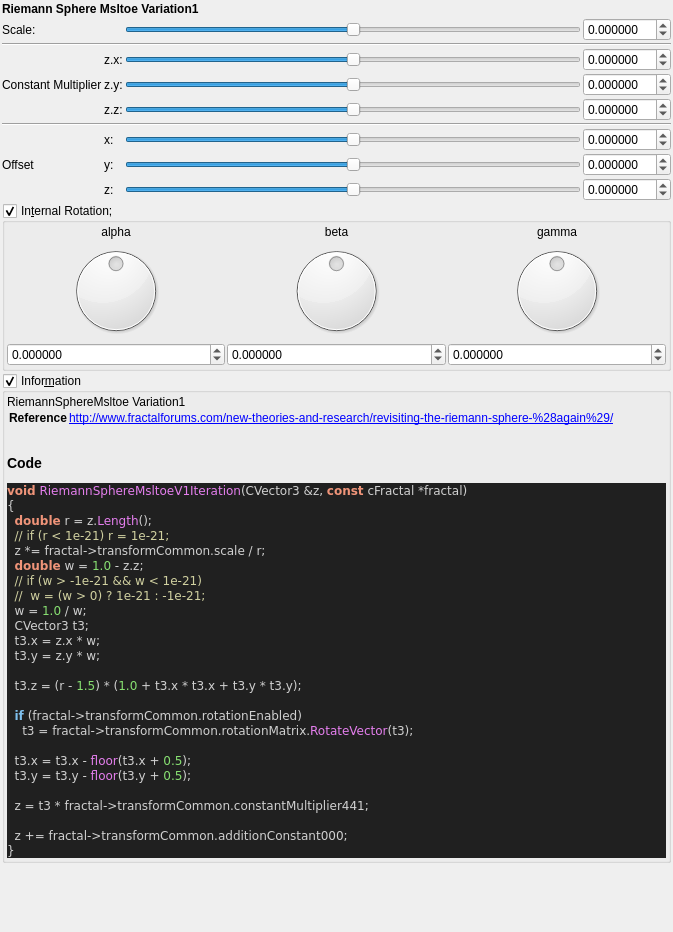
Qt form mandelbulber2/qt_data/fractal_riemann_sphere_msltoeV1.ui (buddhi1980/mandelbulber2) before a commit.
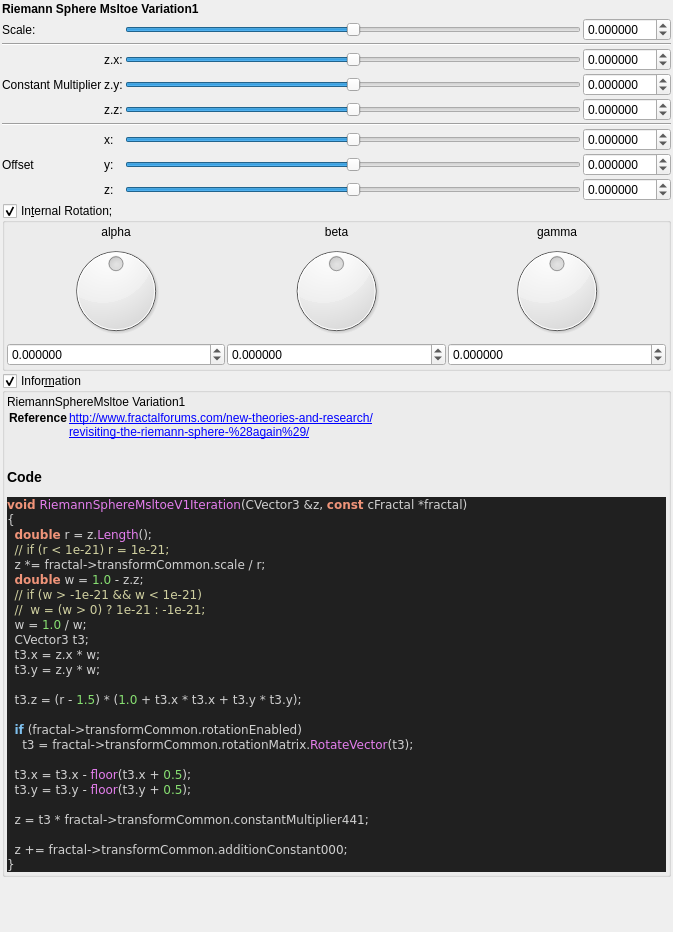
The same form after that commit. Custom widgets are drawn as their Qt base class.

The edit to the form file:
```diff
--- a/mandelbulber2/qt_data/fractal_riemann_sphere_msltoeV1.ui
+++ b/mandelbulber2/qt_data/fractal_riemann_sphere_msltoeV1.ui
@@ -717,7 +717,8 @@
        <widget class="QLabel" name="label_code_content">
         <property name="text">
          <string>&lt;p&gt;RiemannSphereMsltoe Variation1&lt;/p&gt;&lt;table&gt;
-&lt;tr&gt;&lt;th&gt;Reference&lt;/th&gt;&lt;td&gt;&lt;a href=&quot;http://www.fractalforums.com/new-theories-and-research/revisiting-the-riemann-sphere-%28again%29/&quot;&gt;http://www.fractalforums.com/new-theories-and-research/revisiting-the-riemann-sphere-%28again%29/&lt;br&gt;
+&lt;tr&gt;&lt;th&gt;Reference&lt;/th&gt;&lt;td&gt;&lt;a href=&quot;http://www.fractalforums.com/new-theories-and-research/&quot;&gt;http://www.fractalforums.com/new-theories-and-research/&lt;br&gt;
+&lt;a href=&quot;revisiting-the-riemann-sphere-%28again%29/&quot;&gt;revisiting-the-riemann-sphere-%28again%29/&lt;br&gt;
 &lt;/td&gt;&lt;/tr&gt;
 &lt;/table&gt;
 &lt;h3&gt;Code&lt;/h3&gt;
```
